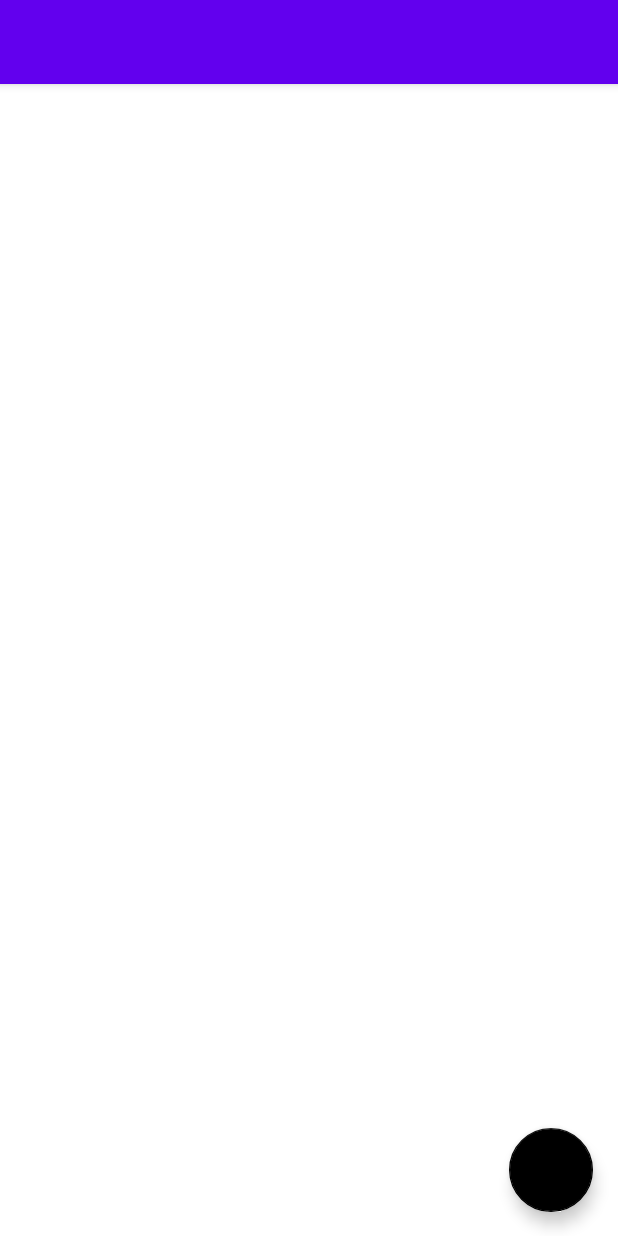
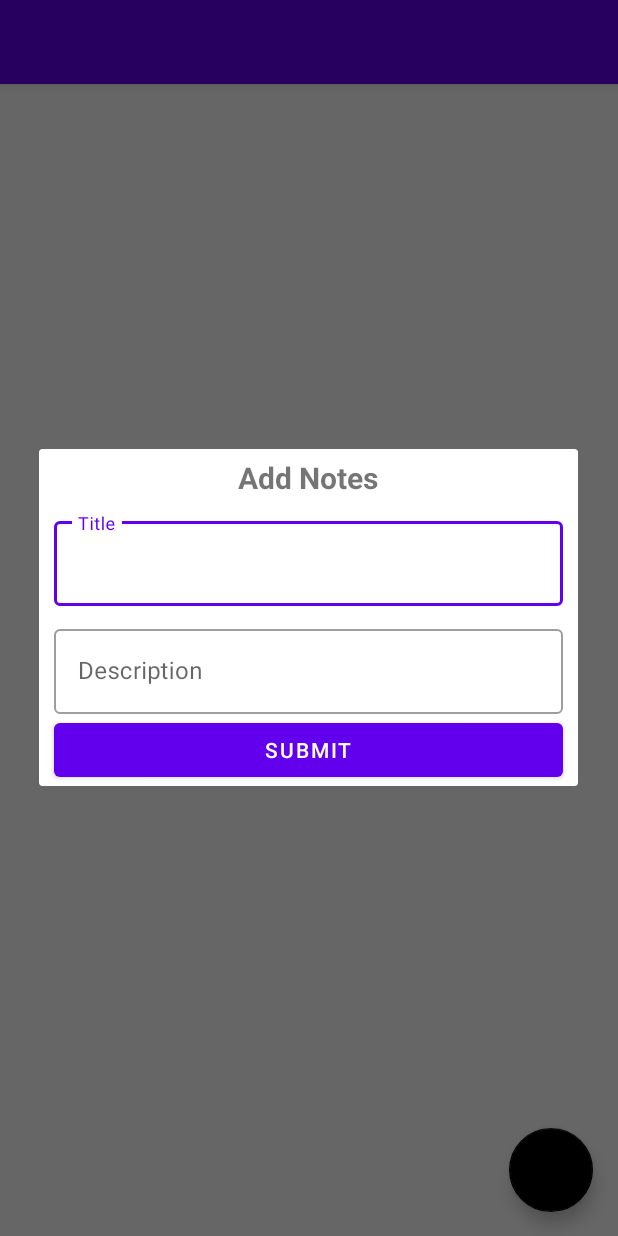
Before and after one commit to Code-Recursion/TodoNotesApp, an Android app: the MyNotesActivity screen opened directly, with no data from a screen before it, after a tap on an icon or button, on a phone screen of 412 x 824 dp. Run offline under Robolectric (Android 15) with nearby library versions, the phone set to English and light mode, and no system bars.

Commit message:
added dialog box

```diff
--- a/app/src/main/java/com/example/todonotesapp/MyNotesActivity.java
+++ b/app/src/main/java/com/example/todonotesapp/MyNotesActivity.java
@@ -1,11 +1,17 @@
 package com.example.todonotesapp;
 
+import androidx.appcompat.app.AlertDialog;
 import androidx.appcompat.app.AppCompatActivity;
 
+import android.app.Dialog;
 import android.content.Intent;
 import android.os.Bundle;
 import android.util.Log;
+import android.view.LayoutInflater;
 import android.view.View;
+import android.widget.Button;
+import android.widget.EditText;
+import android.widget.TextView;
 
 import com.google.android.material.floatingactionbutton.FloatingActionButton;
 
@@ -13,6 +19,7 @@ public class MyNotesActivity extends AppCompatActivity {
 
     String fullName;
     FloatingActionButton fabAddNotes;
+    TextView textViewTitle, textViewDescription;
 
     @Override
     protected void onCreate(Bundle savedInstanceState) {
@@ -21,6 +28,8 @@ public class MyNotesActivity extends AppCompatActivity {
         setContentView(R.layout.activity_my_notes);
 
         fabAddNotes = findViewById(R.id.fabAddNotes);
+        textViewTitle = findViewById(R.id.textViewTitle);
+        textViewDescription = findViewById(R.id.TextViewDescription);
 
         Intent intent = getIntent();
         intent.getStringExtra("full_name");
@@ -30,9 +39,37 @@ public class MyNotesActivity extends AppCompatActivity {
 
             @Override
             public void onClick(View view) {
-                Log.d("MyNotesActivity","clicked");
+                setupDialogBox();
             }
         });
         getSupportActionBar().setTitle(fullName);
     }
+
+    private void setupDialogBox() {
+        View view = LayoutInflater.from(MyNotesActivity.this).inflate(R.layout.add_notes_dialog_layout,null);
+        final EditText editTextTitle = view.findViewById(R.id.editTextTitle);
+        final EditText editTextDescription = view.findViewById(R.id.editTextDescription);
+        Button buttonSubmit = view.findViewById(R.id.buttonSubmit);
+
+        final AlertDialog dialog = new AlertDialog.Builder(this)
+                .setView(view)
+                .setCancelable(false)
+                .create();
+
+        buttonSubmit.setOnClickListener(new View.OnClickListener() {
+            @Override
+            public void onClick(View v) {
+                String title = editTextTitle.getText().toString();
+                String desc = editTextDescription.getText().toString();
+
+                //      Log.d("MyNotesActivity",title);
+                //      Log.d("MyNotesActivity",desc);
+
+                textViewTitle.setText(title);
+                textViewDescription.setText(desc);
+                dialog.hide();
+            }
+        });
+    dialog.show();
+    }
 }
--- a/app/src/main/res/layout/activity_my_notes.xml
+++ b/app/src/main/res/layout/activity_my_notes.xml
@@ -19,4 +19,25 @@
 
         app:layout_constraintStart_toStartOf="parent"></com.google.android.material.floatingactionbutton.FloatingActionButton>
 
+    <TextView
+        android:id="@+id/TextViewTitle"
+        android:layout_height="wrap_content"
+        android:layout_width="match_parent"
+        android:layout_marginStart="16dp"
+        android:layout_marginTop="16dp"
+        android:layout_marginEnd="16dp"
+        app:layout_constraintEnd_toEndOf="parent"
+        app:layout_constraintStart_toStartOf="parent"
+        app:layout_constraintTop_toTopOf="parent"></TextView>
+
+    <TextView
+        android:id="@+id/TextViewDescription"
+        android:layout_width="0dp"
+        android:layout_height="wrap_content"
+        android:layout_marginTop="16dp"
+        app:layout_constraintEnd_toEndOf="@+id/TextViewTitle"
+        app:layout_constraintStart_toStartOf="@+id/TextViewTitle"
+        app:layout_constraintTop_toBottomOf="@+id/TextViewTitle"></TextView>
+
+
 </androidx.constraintlayout.widget.ConstraintLayout>
--- /dev/null
+++ b/app/src/main/res/layout/add_notes_dialog_layout.xml
@@ -0,0 +1,78 @@
+<?xml version="1.0" encoding="utf-8"?>
+<androidx.constraintlayout.widget.ConstraintLayout xmlns:android="http://schemas.android.com/apk/res/android"
+    xmlns:app="http://schemas.android.com/apk/res-auto"
+    android:layout_width="match_parent"
+    android:layout_height="wrap_content"
+    >
+
+    <TextView
+        android:id="@+id/textViewTitle"
+        android:layout_width="match_parent"
+        android:layout_height="wrap_content"
+        android:layout_marginTop="5dp"
+        android:text="Add Notes"
+        android:textAlignment="center"
+        android:textSize="20dp"
+        android:textStyle="bold"
+        app:layout_constraintEnd_toEndOf="parent"
+        app:layout_constraintStart_toStartOf="parent"
+        app:layout_constraintTop_toTopOf="parent"></TextView>
+
+
+    <com.google.android.material.textfield.TextInputLayout
+        android:id="@+id/container_title"
+        style="@style/Widget.MaterialComponents.TextInputLayout.OutlinedBox"
+        android:layout_width="match_parent"
+        android:layout_height="wrap_content"
+        android:layout_marginStart="10dp"
+        android:layout_marginTop="10dp"
+        android:layout_marginEnd="10dp"
+        android:hint="Title"
+
+        app:layout_constraintTop_toBottomOf="@+id/textViewTitle">
+
+        <com.google.android.material.textfield.TextInputEditText
+            android:id="@+id/editTextTitle"
+            android:layout_width="match_parent"
+            android:layout_height="wrap_content"
+            android:inputType="text" />
+    </com.google.android.material.textfield.TextInputLayout>
+
+
+    <com.google.android.material.textfield.TextInputLayout
+        android:id="@+id/container_description"
+        style="@style/Widget.MaterialComponents.TextInputLayout.OutlinedBox"
+        android:layout_width="match_parent"
+        android:layout_height="wrap_content"
+        android:layout_marginStart="10dp"
+
+        android:layout_marginTop="10dp"
+        android:layout_marginEnd="10dp"
+        android:hint="Description"
+
+        app:layout_constraintEnd_toEndOf="@+id/container_title"
+        app:layout_constraintStart_toStartOf="@+id/container_title"
+        app:layout_constraintTop_toBottomOf="@+id/container_title">
+
+        <com.google.android.material.textfield.TextInputEditText
+            android:id="@+id/editTextDescription"
+            android:layout_width="match_parent"
+            android:layout_height="wrap_content"
+            android:inputType="text" />
+    </com.google.android.material.textfield.TextInputLayout>
+
+
+    <com.google.android.material.button.MaterialButton
+        android:id="@+id/buttonSubmit"
+        android:layout_width="match_parent"
+        android:layout_height="wrap_content"
+        android:layout_marginStart="10dp"
+        android:layout_marginEnd="10dp"
+        android:text="Submit"
+        app:layout_constraintEnd_toEndOf="@+id/container_description"
+        app:layout_constraintStart_toStartOf="@+id/container_description"
+        app:layout_constraintTop_toBottomOf="@+id/container_description">
+
+    </com.google.android.material.button.MaterialButton>
+
+</androidx.constraintlayout.widget.ConstraintLayout>
```
